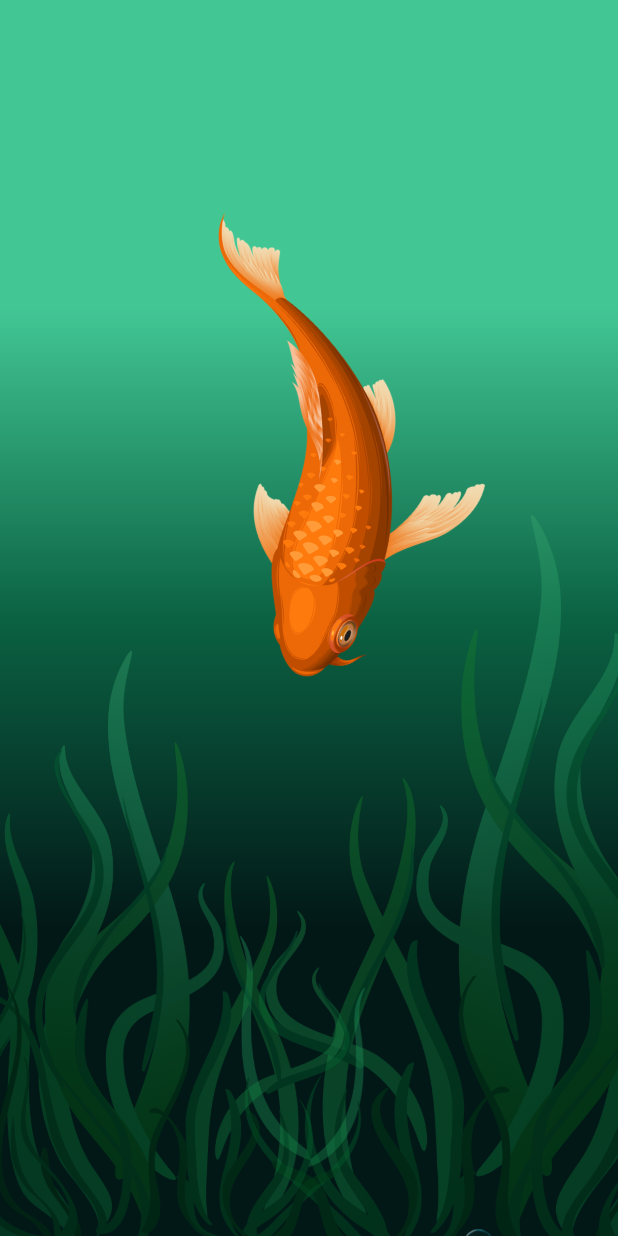
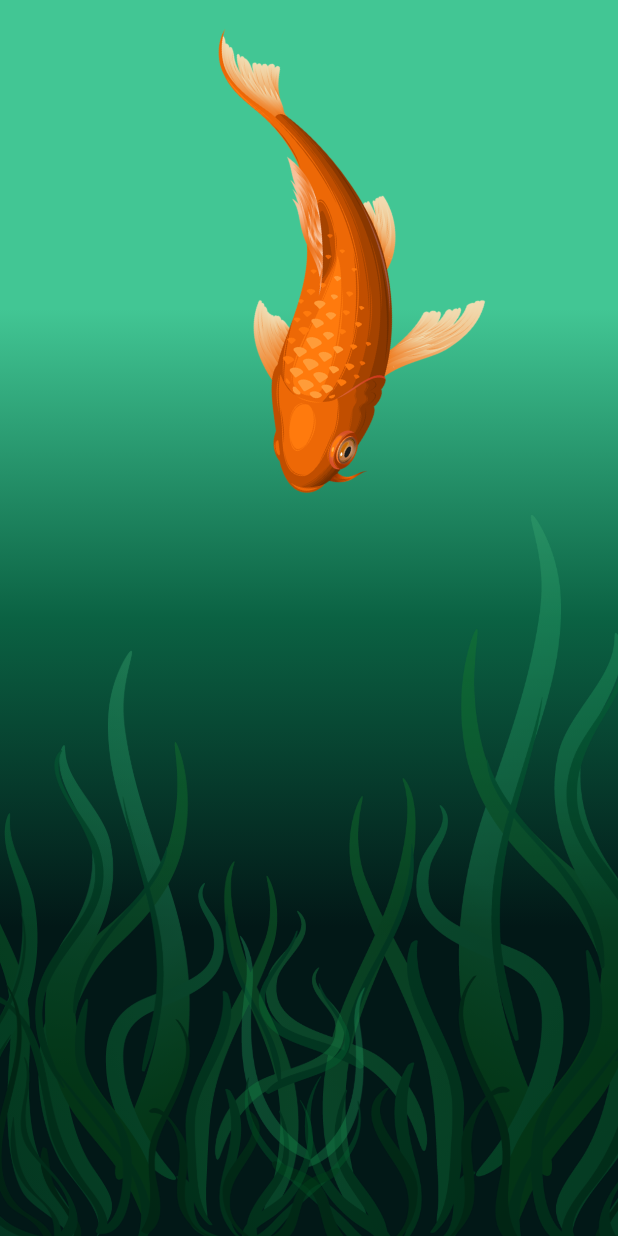
Before and after one commit to marinalvdgs/goldfish_notes_ui_demo, a Flutter app: the first screen one second after launch, on a phone screen of 412 x 824 dp. Run offline on Flutter 3.47's test engine with Material 2 defaults, Android fonts, the phone set to English and light mode, and no system bars.

```diff
--- a/lib/ui/splash_screen.dart
+++ b/lib/ui/splash_screen.dart
@@ -5,7 +5,6 @@ import 'package:flutter/material.dart';
 import 'package:goldfish_notes_ui_demo/ui/home_screen.dart';
 
 const String fish = 'assets/goldfish.png';
-const Duration splashDuration = Duration(seconds: 3);
 
 class SplashScreen extends StatefulWidget {
   @override
@@ -23,7 +22,8 @@ class _SplashScreenState extends State<SplashScreen>
 
   @override
   initState() {
-    fishController = AnimationController(duration: splashDuration, vsync: this);
+    fishController =
+        AnimationController(duration: Duration(seconds: 5), vsync: this);
     bigFishAnimation =
         Tween<Offset>(begin: Offset(0.0, -1.0), end: Offset(0.0, 1.0)).animate(
             CurvedAnimation(parent: fishController, curve: Curves.slowMiddle));
@@ -39,7 +39,7 @@ class _SplashScreenState extends State<SplashScreen>
         parent: fishController,
         curve: Interval(0.5, 0.7, curve: Curves.easeIn)));
     Timer(
-        Duration(seconds: 2, milliseconds: 300),
+        Duration(seconds:4, milliseconds: 300),
         () => Navigator.of(context).pushReplacement(
               PageRouteBuilder(
                 pageBuilder: (c, a1, a2) => HomeScreen(),
@@ -149,10 +149,10 @@ class _SplashScreenState extends State<SplashScreen>
       shaderCallback: (Rect bounds) {
         return LinearGradient(
           colors: [
-            Color(0xFF9FD5B1).withOpacity(0.4),
-            Color(0xFF42C694).withOpacity(0.4),
-            Color(0xFF119A52).withOpacity(0.4),
-            Color(0xFF0B6243).withOpacity(0.4),
+            Color(0x669FD5B1),
+            Color(0x6642C694),
+            Color(0x66119A52),
+            Color(0x660B6243),
           ],
           transform: GradientRotation(pi / 4),
         ).createShader(bounds);
```
Also changed, not shown: 3 other files.
